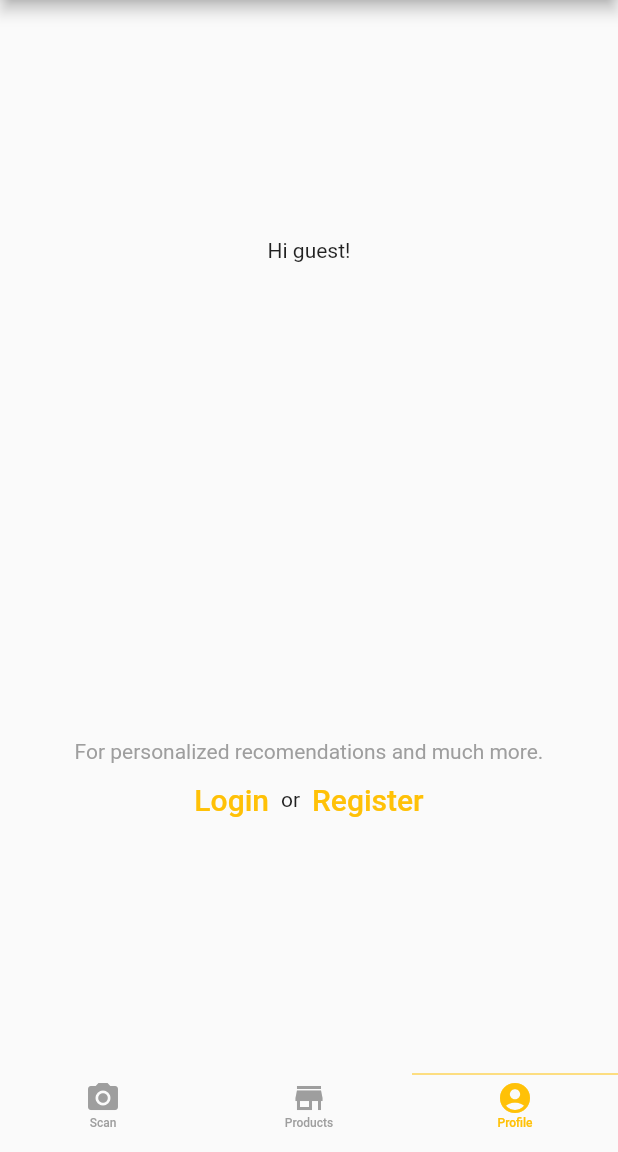
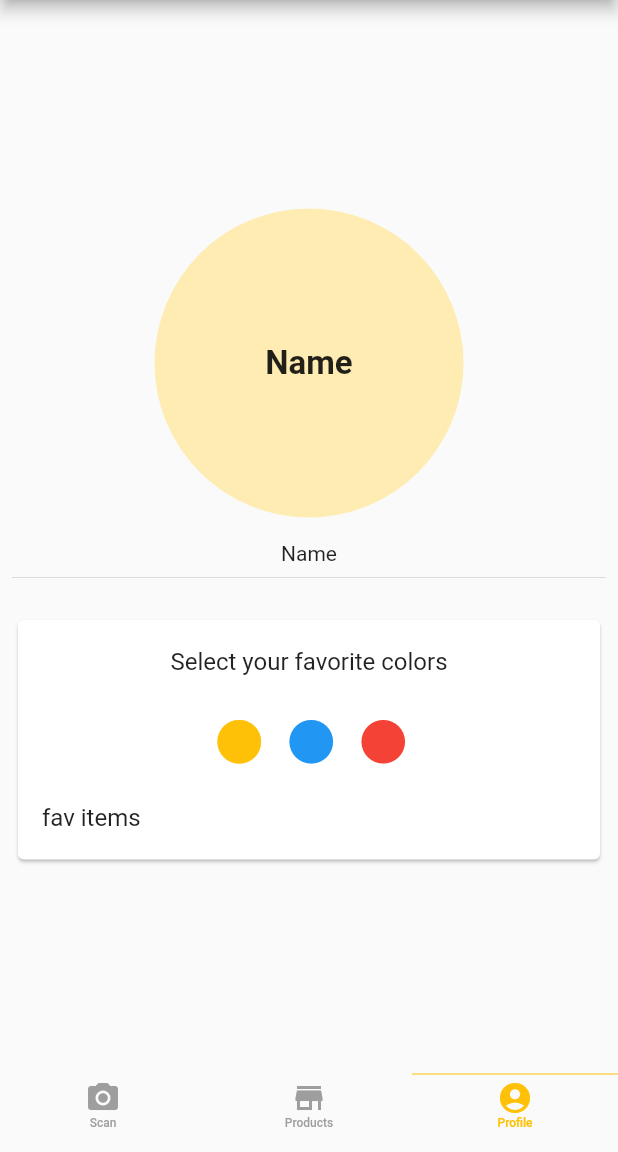
Before and after one commit to Syamgith/udesign, a Flutter app: the screen it shows after launch, item 3 of the bottom bar chosen, on a phone screen of 412 x 824 dp, the part 84-1236 px from its top. Run offline on Flutter 3.47's test engine with Material 2 defaults, Android fonts, the light colour scheme and no system bars; our stand-ins replace firebase_auth, firebase_core, flutter_colorpicker; missing offline and left inert: arcore_flutter_plugin; accounts and stored records are empty; network calls fail.

Commit message:
profile page

```diff
--- a/lib/screens/profile_screen.dart
+++ b/lib/screens/profile_screen.dart
@@ -1,10 +1,19 @@
 import 'package:flutter/material.dart';
+import 'package:flutter_colorpicker/flutter_colorpicker.dart';
 import 'package:udesign/components/drawer_widget.dart';
 import 'package:udesign/resources/style_resourses.dart';
 import 'package:udesign/screens/login_screen.dart';
 import 'package:udesign/screens/register_screen.dart';
 
-class ProfileScreen extends StatelessWidget {
+class ProfileScreen extends StatefulWidget {
+  @override
+  _ProfileScreenState createState() => _ProfileScreenState();
+}
+
+class _ProfileScreenState extends State<ProfileScreen> {
+  Color color1 = Colors.amber;
+  Color color2 = Colors.blue;
+  Color color3 = Colors.red;
   @override
   Widget build(BuildContext context) {
     return Scaffold(
@@ -17,15 +26,126 @@ class ProfileScreen extends StatelessWidget {
           style: StyleResourse.AppBarTitleStyle,
         ),
       ),
-      body: Column(
-        mainAxisAlignment: MainAxisAlignment.spaceAround,
-        children: [
-          Center(child: Text('Hi guest!')),
-          loginOrRegisterButton(context),
-        ],
+      body: userUI(context),
+    );
+  }
+
+  Widget userUI(context) {
+    return Padding(
+      padding: const EdgeInsets.all(8.0),
+      child: Center(
+        child: Column(
+          crossAxisAlignment: CrossAxisAlignment.center,
+          mainAxisAlignment: MainAxisAlignment.center,
+          children: [
+            CircleAvatar(
+              radius: MediaQuery.of(context).size.width / 4,
+              child: Text(
+                "Name",
+                style: TextStyle(fontSize: 22, fontWeight: FontWeight.bold),
+              ),
+            ),
+            SizedBox(height: 16),
+            Text("Name"),
+            Divider(),
+            SizedBox(height: 16),
+            Card(
+              child: Column(
+                children: [
+                  ListTile(
+                    title: Center(child: Text('Select your favorite colors')),
+                    onTap: () {},
+                  ),
+                  Row(
+                    mainAxisAlignment: MainAxisAlignment.center,
+                    children: [
+                      IconButton(
+                          icon: Icon(
+                            Icons.circle,
+                            color: color1,
+                            size: 35,
+                          ),
+                          onPressed: () {
+                            selectColor(1);
+                          }),
+                      IconButton(
+                          icon: Icon(
+                            Icons.circle,
+                            color: color2,
+                            size: 35,
+                          ),
+                          onPressed: () {
+                            selectColor(2);
+                          }),
+                      IconButton(
+                          icon: Icon(
+                            Icons.circle,
+                            color: color3,
+                            size: 35,
+                          ),
+                          onPressed: () {
+                            selectColor(3);
+                          }),
+                    ],
+                  ),
+                  ListTile(
+                    title: Text('fav items'),
+                  ),
+                ],
+              ),
+            ),
+          ],
+        ),
       ),
     );
-    ;
+  }
+
+  void selectColor(i) {
+    showDialog(
+      context: context,
+      builder: (BuildContext context) {
+        return AlertDialog(
+          title: const Text('Pick Color'),
+          content: SingleChildScrollView(
+            child: BlockPicker(
+              pickerColor: i == 1
+                  ? color1
+                  : i == 2
+                      ? color2
+                      : color3,
+              onColorChanged: (color) {
+                this.setState(() {
+                  if (i == 1) {
+                    color1 = color;
+                  } else if (i == 2) {
+                    color2 = color;
+                  } else if (i == 3) {
+                    color3 = color;
+                  }
+                });
+              },
+            ),
+          ),
+          actions: <Widget>[
+            TextButton(
+                onPressed: () {
+                  Navigator.of(context).pop();
+                },
+                child: Text("Ok"))
+          ],
+        );
+      },
+    );
+  }
+
+  Widget guestUI(BuildContext context) {
+    return Column(
+      mainAxisAlignment: MainAxisAlignment.spaceAround,
+      children: [
+        Center(child: Text('Hi guest!')),
+        loginOrRegisterButton(context),
+      ],
+    );
   }
 
   Widget loginOrRegisterButton(context) {
--- a/pubspec.yaml
+++ b/pubspec.yaml
@@ -15,6 +15,7 @@ dependencies:
   arcore_flutter_plugin:
   firebase_core: ^1.4.0
   firebase_auth: ^3.0.1
+  flutter_colorpicker: 0.3.2
 
 dev_dependencies:
   flutter_test:
```
Also changed, not shown: pubspec.lock.
